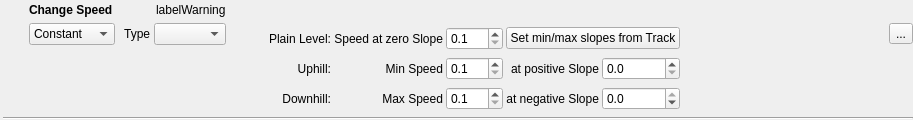
Maproom/qmapshack, file src/qmapshack/gis/trk/filter/IFilterSpeed.ui: the form before one commit.
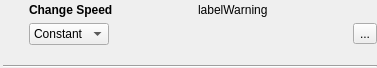
The form after the commit. Icons and pictures are not drawn.

Diff of the .ui file:
```diff
--- a/src/qmapshack/gis/trk/filter/IFilterSpeed.ui
+++ b/src/qmapshack/gis/trk/filter/IFilterSpeed.ui
@@ -9,10 +9,16 @@
    <rect>
     <x>0</x>
     <y>0</y>
-    <width>913</width>
-    <height>120</height>
+    <width>377</width>
+    <height>68</height>
    </rect>
   </property>
+  <property name="sizePolicy">
+   <sizepolicy hsizetype="Preferred" vsizetype="Preferred">
+    <horstretch>0</horstretch>
+    <verstretch>0</verstretch>
+   </sizepolicy>
+  </property>
   <property name="maximumSize">
    <size>
     <width>16777215</width>
@@ -48,6 +54,12 @@
      </property>
      <item>
       <widget class="QLabel" name="labelTitel">
+       <property name="sizePolicy">
+        <sizepolicy hsizetype="Preferred" vsizetype="Preferred">
+         <horstretch>0</horstretch>
+         <verstretch>0</verstretch>
+        </sizepolicy>
+       </property>
        <property name="text">
         <string>&lt;b&gt;Change Speed&lt;/b&gt;</string>
        </property>
@@ -58,9 +70,6 @@
        <property name="orientation">
         <enum>Qt::Horizontal</enum>
        </property>
-       <property name="sizeType">
-        <enum>QSizePolicy::Fixed</enum>
-       </property>
        <property name="sizeHint" stdset="0">
         <size>
          <width>40</width>
@@ -75,12 +84,12 @@
         <string>labelWarning</string>
        </property>
        <property name="wordWrap">
-        <bool>true</bool>
+        <bool>false</bool>
        </property>
       </widget>
      </item>
      <item>
-      <spacer name="horizontalSpacer_4">
+      <spacer name="horizontalSpacer">
        <property name="orientation">
         <enum>Qt::Horizontal</enum>
        </property>
@@ -96,6 +105,9 @@
    </item>
    <item row="1" column="6">
     <layout class="QVBoxLayout" name="verticalLayout">
+     <property name="spacing">
+      <number>3</number>
+     </property>
      <item>
       <widget class="QToolButton" name="toolApply">
        <property name="toolTip">
@@ -133,510 +145,21 @@
    </item>
    <item row="1" column="5">
     <widget class="QStackedWidget" name="stackedWidget">
+     <property name="sizePolicy">
+      <sizepolicy hsizetype="Preferred" vsizetype="Preferred">
+       <horstretch>0</horstretch>
+       <verstretch>0</verstretch>
+      </sizepolicy>
+     </property>
+     <property name="minimumSize">
+      <size>
+       <width>0</width>
+       <height>0</height>
+      </size>
+     </property>
      <property name="currentIndex">
-      <number>1</number>
+      <number>-1</number>
      </property>
-     <widget class="QWidget" name="pageConstant">
-      <layout class="QGridLayout" name="gridLayout_3">
-       <property name="leftMargin">
-        <number>0</number>
-       </property>
-       <property name="topMargin">
-        <number>0</number>
-       </property>
-       <property name="rightMargin">
-        <number>0</number>
-       </property>
-       <property name="bottomMargin">
-        <number>0</number>
-       </property>
-       <property name="spacing">
-        <number>3</number>
-       </property>
-       <item row="0" column="2">
-        <layout class="QVBoxLayout" name="verticalLayout_6">
-         <item>
-          <layout class="QHBoxLayout" name="horizontalLayout_2">
-           <item>
-            <widget class="QLabel" name="label_2">
-             <property name="text">
-              <string>Speed</string>
-             </property>
-            </widget>
-           </item>
-           <item>
-            <widget class="QDoubleSpinBox" name="spinConstantSpeed">
-             <property name="suffix">
-              <string> km/h</string>
-             </property>
-             <property name="decimals">
-              <number>1</number>
-             </property>
-             <property name="minimum">
-              <double>0.100000000000000</double>
-             </property>
-             <property name="singleStep">
-              <double>0.100000000000000</double>
-             </property>
-             <property name="value">
-              <double>0.100000000000000</double>
-             </property>
-            </widget>
-           </item>
-           <item>
-            <spacer name="horizontalSpacer">
-             <property name="orientation">
-              <enum>Qt::Horizontal</enum>
-             </property>
-             <property name="sizeHint" stdset="0">
-              <size>
-               <width>40</width>
-               <height>20</height>
-              </size>
-             </property>
-            </spacer>
-           </item>
-          </layout>
-         </item>
-         <item>
-          <spacer name="verticalSpacer_3">
-           <property name="orientation">
-            <enum>Qt::Vertical</enum>
-           </property>
-           <property name="sizeHint" stdset="0">
-            <size>
-             <width>20</width>
-             <height>40</height>
-            </size>
-           </property>
-          </spacer>
-         </item>
-        </layout>
-       </item>
-      </layout>
-     </widget>
-     <widget class="QWidget" name="pageCycling">
-      <layout class="QGridLayout" name="gridLayout_2">
-       <property name="leftMargin">
-        <number>0</number>
-       </property>
-       <property name="topMargin">
-        <number>0</number>
-       </property>
-       <property name="rightMargin">
-        <number>0</number>
-       </property>
-       <property name="bottomMargin">
-        <number>0</number>
-       </property>
-       <property name="spacing">
-        <number>3</number>
-       </property>
-       <item row="1" column="1">
-        <layout class="QHBoxLayout" name="horizontalLayout_3">
-         <property name="spacing">
-          <number>3</number>
-         </property>
-         <item>
-          <layout class="QVBoxLayout" name="verticalLayout_8">
-           <item>
-            <layout class="QHBoxLayout" name="horizontalLayout_4">
-             <item>
-              <widget class="QLabel" name="label_3">
-               <property name="text">
-                <string> Type</string>
-               </property>
-               <property name="alignment">
-                <set>Qt::AlignLeading|Qt::AlignLeft|Qt::AlignVCenter</set>
-               </property>
-              </widget>
-             </item>
-             <item>
-              <widget class="QComboBox" name="comboCyclingType"/>
-             </item>
-            </layout>
-           </item>
-           <item>
-            <spacer name="verticalSpacer_4">
-             <property name="orientation">
-              <enum>Qt::Vertical</enum>
-             </property>
-             <property name="sizeHint" stdset="0">
-              <size>
-               <width>20</width>
-               <height>40</height>
-              </size>
-             </property>
-            </spacer>
-           </item>
-          </layout>
-         </item>
-         <item>
-          <spacer name="horizontalSpacer_6">
-           <property name="orientation">
-            <enum>Qt::Horizontal</enum>
-           </property>
-           <property name="sizeType">
-            <enum>QSizePolicy::Fixed</enum>
-           </property>
-           <property name="sizeHint" stdset="0">
-            <size>
-             <width>40</width>
-             <height>20</height>
-            </size>
-           </property>
-          </spacer>
-         </item>
-         <item>
-          <widget class="QFrame" name="frameCycling">
-           <property name="frameShape">
-            <enum>QFrame::NoFrame</enum>
-           </property>
-           <property name="frameShadow">
-            <enum>QFrame::Raised</enum>
-           </property>
-           <property name="lineWidth">
-            <number>1</number>
-           </property>
-           <layout class="QGridLayout" name="gridLayout_5">
-            <property name="leftMargin">
-             <number>0</number>
-            </property>
-            <property name="topMargin">
-             <number>0</number>
-            </property>
-            <property name="rightMargin">
-             <number>0</number>
-            </property>
-            <property name="bottomMargin">
-             <number>0</number>
-            </property>
-            <property name="spacing">
-             <number>3</number>
-            </property>
-            <item row="3" column="1">
-             <widget class="QLabel" name="label_6">
-              <property name="text">
-               <string>Max Speed</string>
-              </property>
-              <property name="alignment">
-               <set>Qt::AlignRight|Qt::AlignTrailing|Qt::AlignVCenter</set>
-              </property>
-             </widget>
-            </item>
-            <item row="1" column="0">
-             <widget class="QLabel" name="label_11">
-              <property name="text">
-               <string>Plain Level:</string>
-              </property>
-              <property name="alignment">
-               <set>Qt::AlignRight|Qt::AlignTrailing|Qt::AlignVCenter</set>
-              </property>
-             </widget>
-            </item>
-            <item row="1" column="2">
-             <widget class="QDoubleSpinBox" name="spinPlainSpeed">
-              <property name="suffix">
-               <string/>
-              </property>
-              <property name="decimals">
-               <number>1</number>
-              </property>
-              <property name="minimum">
-               <double>0.100000000000000</double>
-              </property>
-              <property name="maximum">
-               <double>100.000000000000000</double>
-              </property>
-              <property name="singleStep">
-               <double>0.100000000000000</double>
-              </property>
-              <property name="value">
-               <double>0.100000000000000</double>
-              </property>
-             </widget>
-            </item>
-            <item row="2" column="3">
-             <widget class="QLabel" name="label_5">
-              <property name="text">
-               <string>at positive Slope</string>
-              </property>
-              <property name="alignment">
-               <set>Qt::AlignRight|Qt::AlignTrailing|Qt::AlignVCenter</set>
-              </property>
-             </widget>
-            </item>
-            <item row="2" column="1">
-             <widget class="QLabel" name="label_4">
-              <property name="text">
-               <string>Min Speed</string>
-              </property>
-              <property name="alignment">
-               <set>Qt::AlignRight|Qt::AlignTrailing|Qt::AlignVCenter</set>
-              </property>
-             </widget>
-            </item>
-            <item row="2" column="0">
-             <widget class="QLabel" name="label_8">
-              <property name="text">
-               <string>Uphill:</string>
-              </property>
-              <property name="alignment">
-               <set>Qt::AlignRight|Qt::AlignTrailing|Qt::AlignVCenter</set>
-              </property>
-             </widget>
-            </item>
-            <item row="3" column="0">
-             <widget class="QLabel" name="label_9">
-              <property name="text">
-               <string>Downhill:</string>
-              </property>
-              <property name="alignment">
-               <set>Qt::AlignRight|Qt::AlignTrailing|Qt::AlignVCenter</set>
-              </property>
-             </widget>
-            </item>
-            <item row="1" column="1">
-             <widget class="QLabel" name="label_10">
-              <property name="text">
-               <string>Speed at zero Slope</string>
-              </property>
-              <property name="alignment">
-               <set>Qt::AlignRight|Qt::AlignTrailing|Qt::AlignVCenter</set>
-              </property>
-             </widget>
-            </item>
-            <item row="2" column="4">
-             <widget class="QDoubleSpinBox" name="spinSlopeAtMinSpeed">
-              <property name="suffix">
-               <string/>
-              </property>
-              <property name="decimals">
-               <number>1</number>
-              </property>
-              <property name="maximum">
-               <double>45.000000000000000</double>
-              </property>
-              <property name="singleStep">
-               <double>0.100000000000000</double>
-              </property>
-             </widget>
-            </item>
-            <item row="3" column="2">
-             <widget class="QDoubleSpinBox" name="spinMaxSpeed">
-              <property name="suffix">
-               <string/>
-              </property>
-              <property name="decimals">
-               <number>1</number>
-              </property>
-              <property name="minimum">
-               <double>0.100000000000000</double>
-              </property>
-              <property name="maximum">
-               <double>100.000000000000000</double>
-              </property>
-              <property name="singleStep">
-               <double>0.100000000000000</double>
-              </property>
-              <property name="value">
-               <double>0.100000000000000</double>
-              </property>
-             </widget>
-            </item>
-            <item row="3" column="3">
-             <widget class="QLabel" name="label_7">
-              <property name="text">
-               <string>at negative Slope</string>
-              </property>
-              <property name="alignment">
-               <set>Qt::AlignRight|Qt::AlignTrailing|Qt::AlignVCenter</set>
-              </property>
-             </widget>
-            </item>
-            <item row="3" column="4">
-             <widget class="QDoubleSpinBox" name="spinSlopeAtMaxSpeed">
-              <property name="suffix">
-               <string/>
-              </property>
-              <property name="decimals">
-               <number>1</number>
-              </property>
-              <property name="minimum">
-               <double>-45.000000000000000</double>
-              </property>
-              <property name="maximum">
-               <double>0.000000000000000</double>
-              </property>
-              <property name="singleStep">
-               <double>0.100000000000000</double>
-              </property>
-             </widget>
-            </item>
-            <item row="2" column="2">
-             <widget class="QDoubleSpinBox" name="spinMinSpeed">
-              <property name="suffix">
-               <string/>
-              </property>
-              <property name="decimals">
-               <number>1</number>
-              </property>
-              <property name="minimum">
-               <double>0.100000000000000</double>
-              </property>
-              <property name="maximum">
-               <double>100.000000000000000</double>
-              </property>
-              <property name="singleStep">
-               <double>0.100000000000000</double>
-              </property>
-              <property name="value">
-               <double>0.100000000000000</double>
-              </property>
-             </widget>
-            </item>
-            <item row="1" column="3" colspan="2">
-             <widget class="QPushButton" name="pushSetMinMaxSlope">
-              <property name="toolTip">
-               <string>User defined positive and negative slope values will be replaced by the minimum and maximum slope values from the track.</string>
-              </property>
-              <property name="text">
-               <string>Set min/max slopes from Track</string>
-              </property>
-             </widget>
-            </item>
-           </layout>
-          </widget>
-         </item>
-         <item>
-          <spacer name="horizontalSpacer_5">
-           <property name="orientation">
-            <enum>Qt::Horizontal</enum>
-           </property>
-           <property name="sizeHint" stdset="0">
-            <size>
-             <width>40</width>
-             <height>20</height>
-            </size>
-           </property>
-          </spacer>
-         </item>
-        </layout>
-       </item>
-      </layout>
-     </widget>
-     <widget class="QWidget" name="pageHiking">
-      <property name="enabled">
-       <bool>true</bool>
-      </property>
-      <layout class="QGridLayout" name="gridLayout_4">
-       <property name="leftMargin">
-        <number>0</number>
-       </property>
-       <property name="topMargin">
-        <number>0</number>
-       </property>
-       <property name="rightMargin">
-        <number>0</number>
-       </property>
-       <property name="bottomMargin">
-        <number>0</number>
-       </property>
-       <property name="spacing">
-        <number>3</number>
-       </property>
-       <item row="0" column="0">
-        <layout class="QVBoxLayout" name="verticalLayout_3">
-         <item>
-          <layout class="QHBoxLayout" name="horizontalLayout_5">
-           <item>
-            <widget class="QLabel" name="label_13">
-             <property name="text">
-              <string>Speed at zero Slope km/h</string>
-             </property>
-            </widget>
-           </item>
-           <item>
-            <widget class="QDoubleSpinBox" name="spinHikingPlainSpeed">
-             <property name="decimals">
-              <number>2</number>
-             </property>
-             <property name="minimum">
-              <double>0.100000000000000</double>
-             </property>
-             <property name="maximum">
-              <double>99.900000000000006</double>
-             </property>
-             <property name="value">
-              <double>3.500000000000000</double>
-             </property>
-            </widget>
-           </item>
-           <item>
-            <widget class="QLabel" name="label_12">
-             <property name="text">
-              <string>Ascending m/h</string>
-             </property>
-            </widget>
-           </item>
-           <item>
-            <widget class="QDoubleSpinBox" name="spinHikingAscending">
-             <property name="decimals">
-              <number>0</number>
-             </property>
-             <property name="minimum">
-              <double>1.000000000000000</double>
-             </property>
-             <property name="maximum">
-              <double>10000.000000000000000</double>
-             </property>
-             <property name="value">
-              <double>400.000000000000000</double>
-             </property>
-            </widget>
-           </item>
-           <item>
-            <widget class="QLabel" name="label_14">
-             <property name="text">
-              <string>Descending m/h</string>
-             </property>
-            </widget>
-           </item>
-           <item>
-            <widget class="QDoubleSpinBox" name="spinHikingDescending">
-             <property name="decimals">
-              <number>0</number>
-             </property>
-             <property name="minimum">
-              <double>1.000000000000000</double>
-             </property>
-             <property name="maximum">
-              <double>10000.000000000000000</double>
-             </property>
-             <property name="value">
-              <double>550.000000000000000</double>
-             </property>
-            </widget>
-           </item>
-           <item>
-            <spacer name="horizontalSpacer_7">
-             <property name="orientation">
-              <enum>Qt::Horizontal</enum>
-             </property>
-             <property name="sizeHint" stdset="0">
-              <size>
-               <width>40</width>
-               <height>20</height>
-              </size>
-             </property>
-            </spacer>
-           </item>
-          </layout>
-         </item>
-        </layout>
-       </item>
-      </layout>
-     </widget>
     </widget>
    </item>
    <item row="2" column="1" colspan="6">
@@ -648,6 +171,9 @@
    </item>
    <item row="1" column="3">
     <layout class="QVBoxLayout" name="verticalLayout_2">
+     <property name="spacing">
+      <number>3</number>
+     </property>
      <item>
       <widget class="QComboBox" name="comboActivityType">
        <item>
@@ -665,21 +191,6 @@
          <string>Hiking</string>
         </property>
        </item>
-       <item>
-        <property name="text">
-         <string>Constant3</string>
-        </property>
-       </item>
-       <item>
-        <property name="text">
-         <string>Cycle4</string>
-        </property>
-       </item>
-       <item>
-        <property name="text">
-         <string>Hiking5</string>
-        </property>
-       </item>
       </widget>
      </item>
      <item>
@@ -699,6 +210,12 @@
    </item>
    <item row="0" column="2" rowspan="2">
     <layout class="QVBoxLayout" name="verticalLayout_9">
+     <property name="spacing">
+      <number>3</number>
+     </property>
+     <property name="leftMargin">
+      <number>0</number>
+     </property>
      <item>
       <widget class="QLabel" name="labelTimePix">
        <property name="sizePolicy">
```
Left out of the diff: 7 changed lines with no effect on the pictures.
